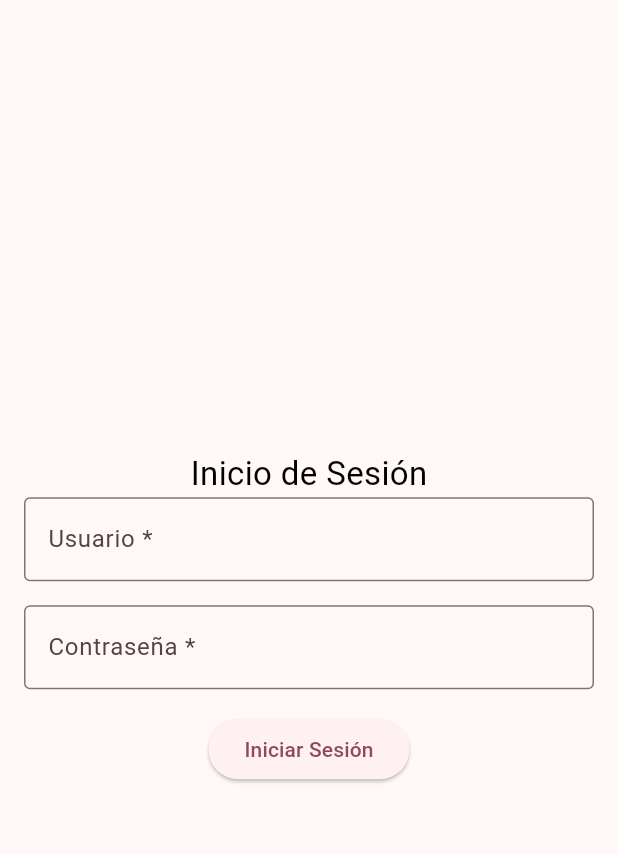
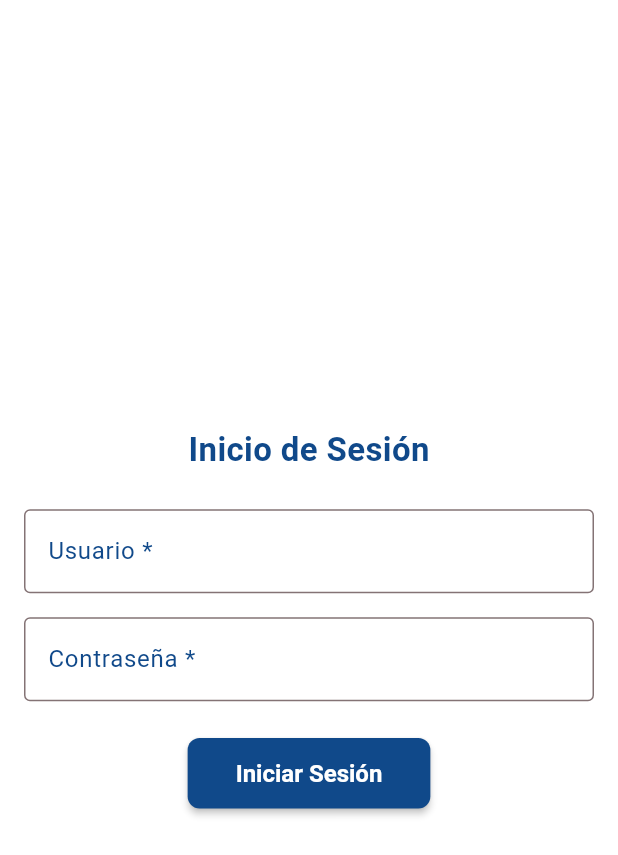
Before and after one commit to patrick-1234567/psiemens-flutter001, a Flutter app: the screen it shows after launch, on a phone screen of 412 x 824 dp. Shown: the top 855 px of the screen. Run offline on Flutter 3.47's test engine with Material 3 defaults, Android fonts, the light colour scheme and no system bars; our stand-ins replace connectivity_plus, dart_mappable, dio, equatable, flutter_bloc, flutter_dotenv and 4 more; generated files the repository leaves out were written again.

Commit message:
theme
se agrega un archivo theme para unificar el estilo
y se aplica en las pantallas de login, bienvenida
y acerca de

```diff
--- a/lib/views/login_screen.dart
+++ b/lib/views/login_screen.dart
@@ -6,6 +6,7 @@ import 'package:psiemens/bloc/auth/auth_state.dart';
 import 'package:psiemens/bloc/noticias/noticias_bloc.dart';
 import 'package:psiemens/bloc/noticias/noticias_event.dart';
 import 'package:psiemens/components/snackbar_component.dart';
+import 'package:psiemens/theme/theme.dart';
 import 'package:psiemens/views/welcome_screen.dart';
 
 class LoginScreen extends StatelessWidget {
@@ -65,6 +66,7 @@ class LoginScreen extends StatelessWidget {
         },
         builder: (context, state) {
           return Scaffold(
+            backgroundColor: AppColors.surface,
             body: Padding(
               padding: const EdgeInsets.all(16.0),
               child: Form(
@@ -74,13 +76,22 @@ class LoginScreen extends StatelessWidget {
                   children: [
                     const Text(
                       'Inicio de Sesión',
-                      style: TextStyle(color: Colors.black, fontSize: 22),
+                      style: TextStyle(
+                        color: AppColors.primary,
+                        fontSize: 22,
+                        fontWeight: FontWeight.bold,
                       ),
+                    ),
+                    const SizedBox(height: 24),
                     TextFormField(
                       controller: usernameController,
                       decoration: const InputDecoration(
                         labelText: 'Usuario *',
                         border: OutlineInputBorder(),
+                        labelStyle: TextStyle(color: AppColors.primary),
+                        focusedBorder: OutlineInputBorder(
+                          borderSide: BorderSide(color: AppColors.primary),
+                        ),
                       ),
                       validator: (value) {
                         if (value == null || value.trim().isEmpty) {
@@ -95,6 +106,10 @@ class LoginScreen extends StatelessWidget {
                       decoration: const InputDecoration(
                         labelText: 'Contraseña *',
                         border: OutlineInputBorder(),
+                        labelStyle: TextStyle(color: AppColors.primary),
+                        focusedBorder: OutlineInputBorder(
+                          borderSide: BorderSide(color: AppColors.primary),
+                        ),
                       ),
                       obscureText: true,
                       validator: (value) {
@@ -104,14 +119,23 @@ class LoginScreen extends StatelessWidget {
                         return null;
                       },
                     ),
-                    const SizedBox(height: 16),
-                    ElevatedButton(
+                    const SizedBox(height: 24),
+                    Center(
+                      child: ElevatedButton(
+                        style: ElevatedButton.styleFrom(
+                          backgroundColor: AppColors.primary,
+                          foregroundColor: Colors.white,
+                          padding: const EdgeInsets.symmetric(vertical: 14, horizontal: 32),
+                          textStyle: const TextStyle(fontSize: 16, fontWeight: FontWeight.bold),
+                          shape: RoundedRectangleBorder(
+                            borderRadius: BorderRadius.circular(8),
+                          ),
+                          elevation: 2,
+                        ),
                         onPressed: () {
                           if (_formKey.currentState!.validate()) {
                             final username = usernameController.text.trim();
                             final password = passwordController.text.trim();
-
-                          // Usar el BLoC para manejar la autenticación
                             context.read<AuthBloc>().add(
                               AuthLoginRequested(
                                 email: username,
@@ -121,6 +145,7 @@ class LoginScreen extends StatelessWidget {
                           }
                         },
                         child: const Text('Iniciar Sesión'),
+                      ),
                     ),
                   ],
                 ),
--- a/pubspec.yaml
+++ b/pubspec.yaml
@@ -77,6 +77,7 @@ flutter:
   # To add assets to your application, add an assets section, like this:
   assets:
       - .env
+      - assets/images/sodep_logo.png
   #   - images/a_dot_burr.jpeg
   #   - images/a_dot_ham.jpeg
 
```
Also changed, not shown: lib/theme/theme.dart (added, +73 -0 lines), lib/views/acerca_de_screen.dart (added, +108 -0 lines), lib/views/welcome_screen.dart (+34 -21 lines), assets/images/sodep_logo.png (added). Lines whose indentation alone changed are shown as unchanged.
